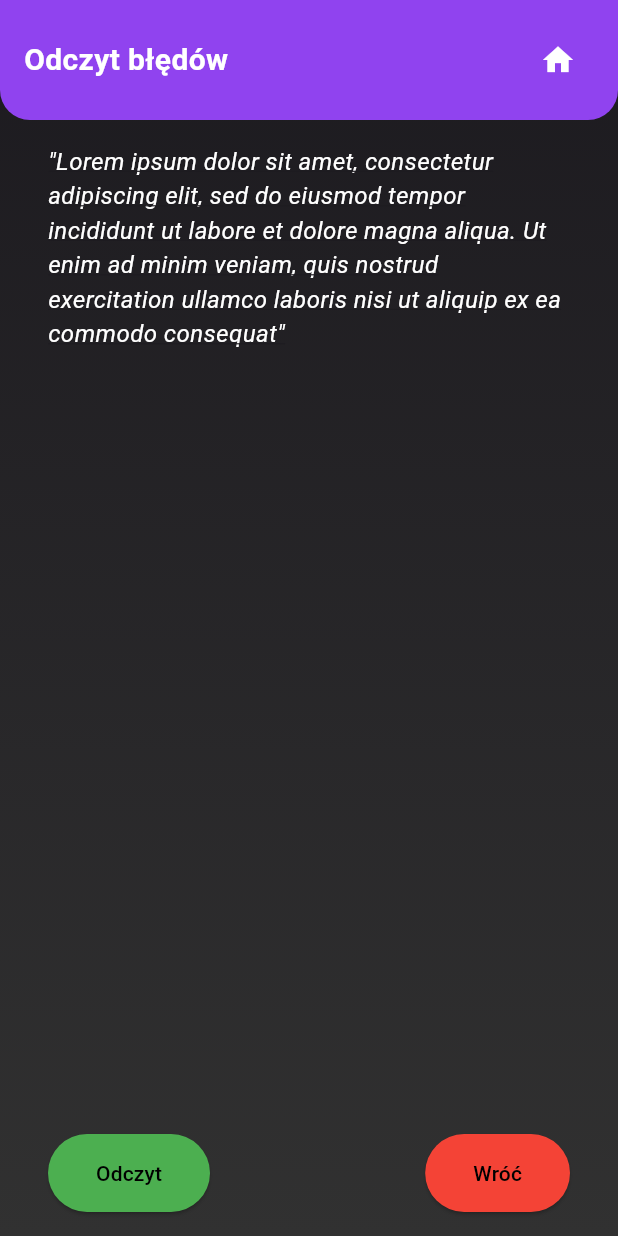
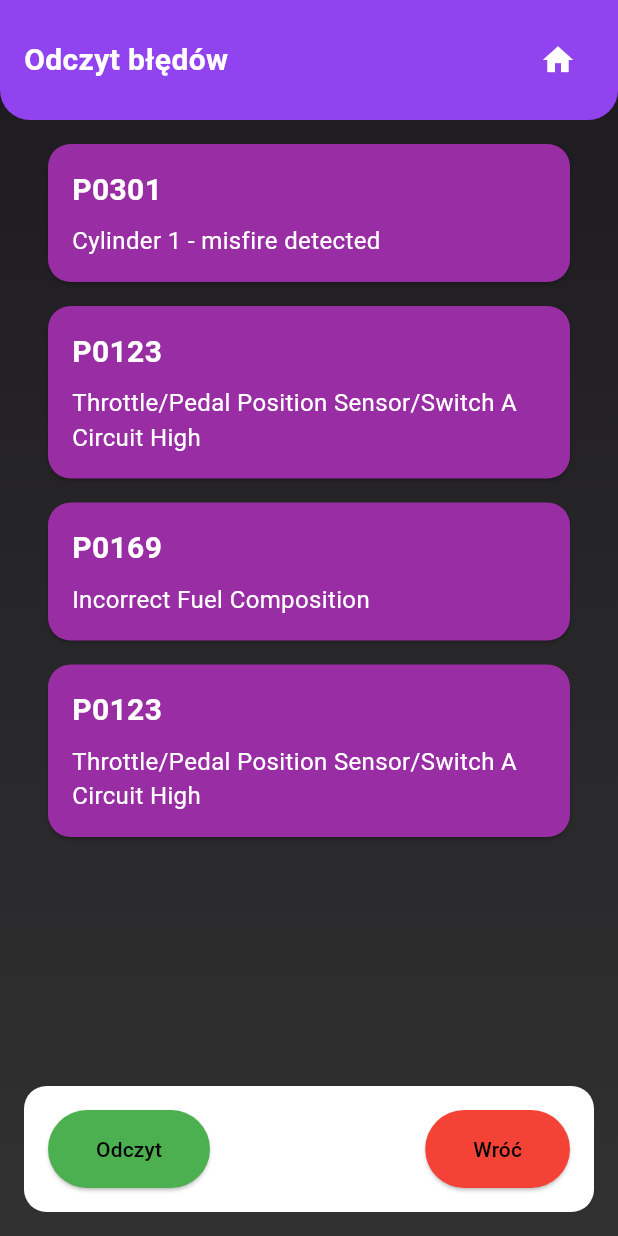
Before and after one commit to mateuszgrajner/car_module, a Flutter app: the ErrorHomeScreen screen opened by its route, after a tap on "Odczyt", on a phone screen of 412 x 824 dp. Run offline on Flutter 3.47's test engine with Material 3 defaults, Android fonts, the light colour scheme and no system bars.

Commit message:
added error cards

```diff
--- a/car_module/lib/error_home_screen.dart
+++ b/car_module/lib/error_home_screen.dart
@@ -1,5 +1,7 @@
 import 'package:flutter/material.dart';
 import 'app_bar_custom.dart';
+import 'white_container.dart';
+import 'dart:math';
 
 class ErrorHomeScreen extends StatefulWidget {
   final Color color;
@@ -11,6 +13,22 @@ class ErrorHomeScreen extends StatefulWidget {
 }
 
 class _ErrorHomeScreenState extends State<ErrorHomeScreen> {
+  List<Map<String, String>> errorCodes = [];
+
+  void generateRandomErrors() {
+    final List<Map<String, String>> sampleErrors = [
+      {'code': 'P0301', 'description': 'Cylinder 1 - misfire detected'},
+      {'code': 'P0123', 'description': 'Throttle/Pedal Position Sensor/Switch A Circuit High'},
+      {'code': 'P0169', 'description': 'Incorrect Fuel Composition'},
+      {'code': 'O5523', 'description': 'Steering Column Position Sensor Malfunction'},
+    ];
+
+    final random = Random();
+    setState(() {
+      errorCodes = List.generate(4, (index) => sampleErrors[random.nextInt(sampleErrors.length)]);
+    });
+  }
+
   @override
   Widget build(BuildContext context) {
     return Scaffold(
@@ -30,32 +48,57 @@ class _ErrorHomeScreenState extends State<ErrorHomeScreen> {
           children: [
             const AppBarCustom(title: 'Odczyt błędów'),
             const SizedBox(height: 16.0),
-            const Padding(
-              padding: EdgeInsets.symmetric(horizontal: 32.0),
+            Expanded(
+              child: Padding(
+                padding: const EdgeInsets.symmetric(horizontal: 32.0),
+                child: ListView.builder(
+                  itemCount: errorCodes.length,
+                  itemBuilder: (context, index) {
+                    final error = errorCodes[index];
+                    return Card(
+                      color: const Color.fromARGB(255, 153, 45, 163),
+                      shape: RoundedRectangleBorder(
+                        borderRadius: BorderRadius.circular(15.0),
+                      ),
+                      margin: const EdgeInsets.only(bottom: 16.0),
+                      child: Padding(
+                        padding: const EdgeInsets.all(16.0),
                         child: Column(
                           crossAxisAlignment: CrossAxisAlignment.start,
                           children: [
                             Text(
-                    '"Lorem ipsum dolor sit amet, consectetur adipiscing elit, sed do eiusmod tempor incididunt ut labore et dolore magna aliqua. Ut enim ad minim veniam, quis nostrud exercitation ullamco laboris nisi ut aliquip ex ea commodo consequat"',
-                    style: TextStyle(
+                              error['code'] ?? '',
+                              style: const TextStyle(
+                                fontSize: 20.0,
+                                fontWeight: FontWeight.bold,
+                                color: Colors.white,
+                              ),
+                            ),
+                            const SizedBox(height: 8.0),
+                            Text(
+                              error['description'] ?? '',
+                              style: const TextStyle(
                                 fontSize: 16.0,
                                 color: Colors.white,
-                      fontStyle: FontStyle.italic,
-                      decoration: TextDecoration.underline,
                               ),
                             ),
                           ],
                         ),
                       ),
-            const Spacer(),
+                    );
+                  },
+                ),
+              ),
+            ),
             Padding(
-              padding: const EdgeInsets.symmetric(horizontal: 32.0, vertical: 16.0),
+              padding: const EdgeInsets.all(16.0),
+              child: WhiteContainer(
                 child: Row(
                   mainAxisAlignment: MainAxisAlignment.spaceBetween,
                   children: [
                     ElevatedButton(
                       onPressed: () {
-                      // TODO: Dodaj akcję dla przycisku "Odczyt"
+                        generateRandomErrors();
                       },
                       style: ElevatedButton.styleFrom(
                         backgroundColor: Colors.green,
@@ -82,6 +125,7 @@ class _ErrorHomeScreenState extends State<ErrorHomeScreen> {
                   ],
                 ),
               ),
+            ),
           ],
         ),
       ),
--- a/car_module/lib/home_screen.dart
+++ b/car_module/lib/home_screen.dart
@@ -2,8 +2,7 @@ import 'package:flutter/material.dart';
 import 'feature_card.dart';
 import 'app_bar_custom.dart';
 import 'error_home_screen.dart';
-
-
+import 'white_container.dart';
 
 class HomeScreen extends StatefulWidget {
   const HomeScreen({super.key});
@@ -81,12 +80,9 @@ class _HomeScreenState extends State<HomeScreen> {
               ),
             ),
             // Status połączenia i przycisk
-            Container(
-              padding: const EdgeInsets.symmetric(vertical: 16.0),
-              decoration: BoxDecoration(
-                color: const Color.fromARGB(255, 218, 219, 223), // Ciemniejsze tło kontenera
-                borderRadius: BorderRadius.circular(15.0),
-              ),
+            Padding(
+              padding: const EdgeInsets.all(16.0),
+              child: WhiteContainer(
                 child: Column(
                   children: [
                     Text(
@@ -98,7 +94,9 @@ class _HomeScreenState extends State<HomeScreen> {
                       ),
                     ),
                     const SizedBox(height: 10),
-                  ElevatedButton(
+                    SizedBox(
+                      width: double.infinity,
+                      child: ElevatedButton(
                         onPressed: () {
                           setState(() {
                             isConnected = !isConnected;
@@ -106,14 +104,19 @@ class _HomeScreenState extends State<HomeScreen> {
                         },
                         style: ElevatedButton.styleFrom(
                           backgroundColor: isConnected ? Colors.red : Colors.green,
-                      padding: const EdgeInsets.symmetric(horizontal: 100, vertical: 16.0),
+                          padding: const EdgeInsets.symmetric(vertical: 16.0),
+                          shape: RoundedRectangleBorder(
+                            borderRadius: BorderRadius.circular(20.0),
+                          ),
                         ),
                         child: Text(
                           isConnected ? 'Rozłącz' : 'Połącz',
                           style: const TextStyle(color: Colors.black),
                         ),
                       ),
+                    ),
                   ],
+                ),
               ),
             ),
           ],
--- a/car_module/lib/white_container.dart
+++ b/car_module/lib/white_container.dart
@@ -3,17 +3,25 @@ import 'package:flutter/material.dart';
 class WhiteContainer extends StatelessWidget {
   final Widget child;
   final EdgeInsetsGeometry? padding;
+  final double? minHeight;
+  final double? maxHeight;
 
   const WhiteContainer({
     super.key,
     required this.child,
     this.padding,
+    this.minHeight,
+    this.maxHeight,
   });
 
   @override
   Widget build(BuildContext context) {
     return Container(
       padding: padding ?? const EdgeInsets.all(16.0),
+      constraints: BoxConstraints(
+        minHeight: minHeight ?? 0.0,
+        maxHeight: maxHeight ?? double.infinity,
+      ),
       decoration: BoxDecoration(
         color: Colors.white,
         borderRadius: BorderRadius.circular(15.0),
```
Lines whose indentation alone changed are shown as unchanged.
